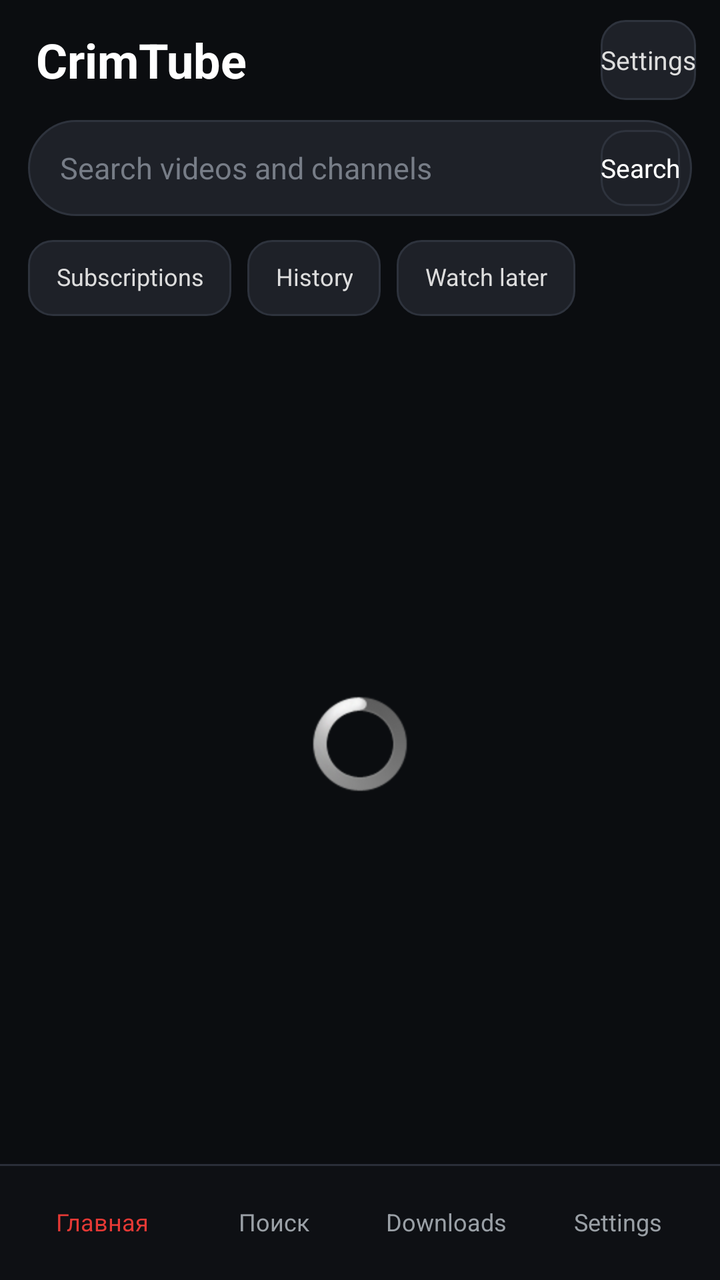
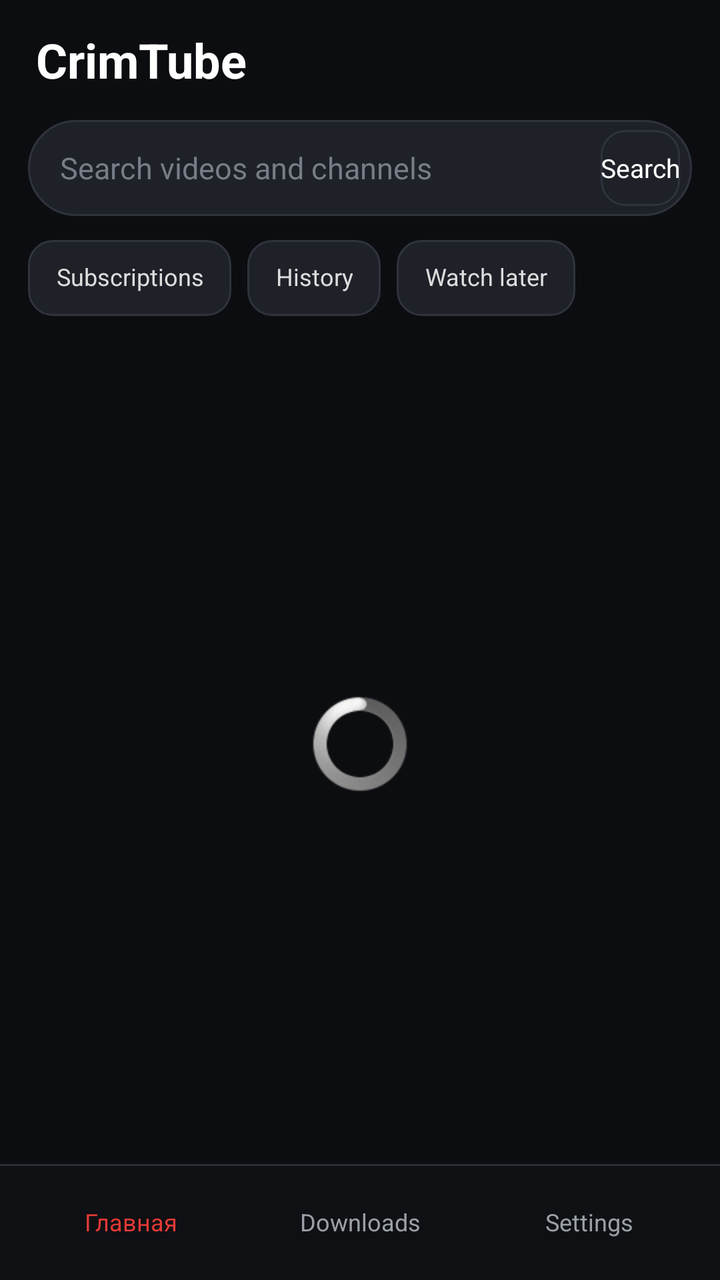

Screens rendered from an Android XML layout before and after an edit, with the pre-edit source and the edit as a unified diff.
<!-- AndroidManifest.xml: activity theme ModernTheme -->
<!-- res/layout/activity_modern_main.xml -->
<?xml version="1.0" encoding="utf-8"?>
<LinearLayout xmlns:android="http://schemas.android.com/apk/res/android"
    android:layout_width="match_parent"
    android:layout_height="match_parent"
    android:orientation="vertical"
    android:background="#0B0D10">

    <LinearLayout
        android:layout_width="match_parent"
        android:layout_height="60dp"
        android:orientation="horizontal"
        android:gravity="center_vertical"
        android:paddingLeft="18dp"
        android:paddingRight="12dp">

        <TextView
            android:layout_width="wrap_content"
            android:layout_height="wrap_content"
            android:text="@string/app_name"
            android:textColor="#FFFFFF"
            android:textSize="24sp"
            android:textStyle="bold" />

        <Space
            android:layout_width="0dp"
            android:layout_height="1dp"
            android:layout_weight="1" />

        <Button
            android:id="@+id/modern_settings"
            android:layout_width="wrap_content"
            android:layout_height="40dp"
            android:text="@string/settings"
            android:textColor="#DDDDDD"
            android:textSize="13sp"
            android:textAllCaps="false"
            android:background="@drawable/modern_chip_bg" />
    </LinearLayout>

    <LinearLayout
        android:layout_width="match_parent"
        android:layout_height="48dp"
        android:layout_marginLeft="14dp"
        android:layout_marginRight="14dp"
        android:orientation="horizontal"
        android:gravity="center_vertical"
        android:background="@drawable/modern_search_bg"
        android:paddingLeft="16dp"
        android:paddingRight="6dp">

        <EditText
            android:id="@+id/modern_search"
            android:layout_width="0dp"
            android:layout_height="match_parent"
            android:layout_weight="1"
            android:hint="@string/modern_search_hint"
            android:textColor="#FFFFFF"
            android:textColorHint="#777D87"
            android:textSize="15sp"
            android:background="@android:color/transparent"
            android:singleLine="true"
            android:inputType="text" />

        <Button
            android:id="@+id/modern_search_go"
            android:layout_width="wrap_content"
            android:layout_height="38dp"
            android:text="@string/tv_search"
            android:textColor="#FFFFFF"
            android:textSize="13sp"
            android:textAllCaps="false"
            android:background="@drawable/modern_chip_bg" />
    </LinearLayout>

    <HorizontalScrollView
        android:layout_width="match_parent"
        android:layout_height="46dp"
        android:layout_marginTop="8dp"
        android:paddingLeft="14dp"
        android:paddingRight="14dp"
        android:scrollbars="none">

        <LinearLayout
            android:layout_width="wrap_content"
            android:layout_height="match_parent"
            android:orientation="horizontal"
            android:gravity="center_vertical">

            <TextView
                android:id="@+id/modern_subscriptions"
                android:layout_width="wrap_content"
                android:layout_height="38dp"
                android:paddingLeft="14dp"
                android:paddingRight="14dp"
                android:gravity="center"
                android:singleLine="true"
                android:includeFontPadding="false"
                android:text="@string/subscriptions"
                android:textColor="#DDDDDD"
                android:textSize="12sp"
                android:background="@drawable/modern_chip_bg" />

            <TextView
                android:id="@+id/modern_history"
                android:layout_width="wrap_content"
                android:layout_height="38dp"
                android:layout_marginLeft="8dp"
                android:paddingLeft="14dp"
                android:paddingRight="14dp"
                android:gravity="center"
                android:singleLine="true"
                android:includeFontPadding="false"
                android:text="@string/history"
                android:textColor="#DDDDDD"
                android:textSize="12sp"
                android:background="@drawable/modern_chip_bg" />

            <TextView
                android:id="@+id/modern_later"
                android:layout_width="wrap_content"
                android:layout_height="38dp"
                android:layout_marginLeft="8dp"
                android:paddingLeft="14dp"
                android:paddingRight="14dp"
                android:gravity="center"
                android:singleLine="true"
                android:includeFontPadding="false"
                android:text="@string/watch_later"
                android:textColor="#DDDDDD"
                android:textSize="12sp"
                android:background="@drawable/modern_chip_bg" />
        </LinearLayout>
    </HorizontalScrollView>

    <FrameLayout
        android:layout_width="match_parent"
        android:layout_height="0dp"
        android:layout_weight="1">

        <GridView
            android:id="@+id/modern_grid"
            android:layout_width="match_parent"
            android:layout_height="match_parent"
            android:numColumns="2"
            android:horizontalSpacing="12dp"
            android:verticalSpacing="12dp"
            android:padding="14dp"
            android:clipToPadding="false"
            android:stretchMode="columnWidth"
            android:listSelector="@android:color/transparent" />

        <ProgressBar
            android:id="@+id/modern_loading"
            android:layout_width="wrap_content"
            android:layout_height="wrap_content"
            android:layout_gravity="center" />

        <TextView
            android:id="@+id/modern_empty"
            android:layout_width="wrap_content"
            android:layout_height="wrap_content"
            android:layout_gravity="center"
            android:textColor="#9AA0A6"
            android:textSize="15sp"
            android:visibility="gone" />
    </FrameLayout>

    <LinearLayout
        android:layout_width="match_parent"
        android:layout_height="58dp"
        android:orientation="horizontal"
        android:background="@drawable/modern_nav_bg"
        android:paddingLeft="8dp"
        android:paddingRight="8dp">

        <TextView
            android:id="@+id/modern_nav_home"
            android:layout_width="0dp"
            android:layout_height="match_parent"
            android:layout_weight="1"
            android:gravity="center"
            android:text="Главная"
            android:textColor="#E53935"
            android:textSize="12sp"
            android:focusable="true"
            android:clickable="true" />

        <TextView
            android:id="@+id/modern_nav_search"
            android:layout_width="0dp"
            android:layout_height="match_parent"
            android:layout_weight="1"
            android:gravity="center"
            android:text="Поиск"
            android:textColor="#9AA0A6"
            android:textSize="12sp"
            android:focusable="true"
            android:clickable="true" />

        <TextView
            android:id="@+id/modern_nav_downloads"
            android:layout_width="0dp"
            android:layout_height="match_parent"
            android:layout_weight="1"
            android:gravity="center"
            android:text="@string/downloads"
            android:textColor="#9AA0A6"
            android:textSize="12sp"
            android:focusable="true"
            android:clickable="true" />

        <TextView
            android:id="@+id/modern_nav_settings"
            android:layout_width="0dp"
            android:layout_height="match_parent"
            android:layout_weight="1"
            android:gravity="center"
            android:text="@string/settings"
            android:textColor="#9AA0A6"
            android:textSize="12sp"
            android:focusable="true"
            android:clickable="true" />
    </LinearLayout>
</LinearLayout>
<!-- resources referenced by this layout -->
<resources>
  <!-- drawable modern_chip_bg (drawable) -->
  <?xml version="1.0" encoding="utf-8"?>
  <selector xmlns:android="http://schemas.android.com/apk/res/android">
      <item android:state_focused="true">
          <shape>
              <solid android:color="#E53935" />
              <corners android:radius="12dp" />
          </shape>
      </item>
      <item>
          <shape>
              <solid android:color="#1E2128" />
              <stroke android:width="1dp" android:color="#2E333D" />
              <corners android:radius="12dp" />
          </shape>
      </item>
  </selector>
  <!-- drawable modern_nav_bg (drawable) -->
  <?xml version="1.0" encoding="utf-8"?>
  <layer-list xmlns:android="http://schemas.android.com/apk/res/android">
      <item>
          <shape>
              <solid android:color="#0E1014" />
          </shape>
      </item>
      <item android:gravity="top">
          <shape>
              <solid android:color="#2A2E38" />
              <size android:height="1dp" />
          </shape>
      </item>
  </layer-list>
  <!-- drawable modern_search_bg (drawable) -->
  <?xml version="1.0" encoding="utf-8"?>
  <shape xmlns:android="http://schemas.android.com/apk/res/android">
      <solid android:color="#1E2128" />
      <stroke android:width="1dp" android:color="#2E333D" />
      <corners android:radius="24dp" />
  </shape>
  <string name="app_name" translatable="false">CrimTube</string>
  <string name="downloads">Downloads</string>
  <string name="history">History</string>
  <string name="modern_search_hint">Search videos and channels</string>
  <string name="settings">Settings</string>
  <string name="subscriptions">Subscriptions</string>
  <string name="tv_search">Search</string>
  <string name="watch_later">Watch later</string>
  <style name="ModernTheme" parent="@android:style/Theme.Black.NoTitleBar">
          <item name="android:windowBackground">@color/background</item>
          <item name="android:colorAccent">#E53935</item>
      </style>
  <color name="background">#000</color>
</resources>

<!-- the commit's change to res/layout/activity_modern_main.xml (unified diff, before → after) -->
@@ -25,16 +25,6 @@
             android:layout_width="0dp"
             android:layout_height="1dp"
             android:layout_weight="1" />
-
-        <Button
-            android:id="@+id/modern_settings"
-            android:layout_width="wrap_content"
-            android:layout_height="40dp"
-            android:text="@string/settings"
-            android:textColor="#DDDDDD"
-            android:textSize="13sp"
-            android:textAllCaps="false"
-            android:background="@drawable/modern_chip_bg" />
     </LinearLayout>
 
     <LinearLayout
@@ -186,18 +176,6 @@
             android:clickable="true" />
 
         <TextView
-            android:id="@+id/modern_nav_search"
-            android:layout_width="0dp"
-            android:layout_height="match_parent"
-            android:layout_weight="1"
-            android:gravity="center"
-            android:text="Поиск"
-            android:textColor="#9AA0A6"
-            android:textSize="12sp"
-            android:focusable="true"
-            android:clickable="true" />
-
-        <TextView
             android:id="@+id/modern_nav_downloads"
             android:layout_width="0dp"
             android:layout_height="match_parent"
